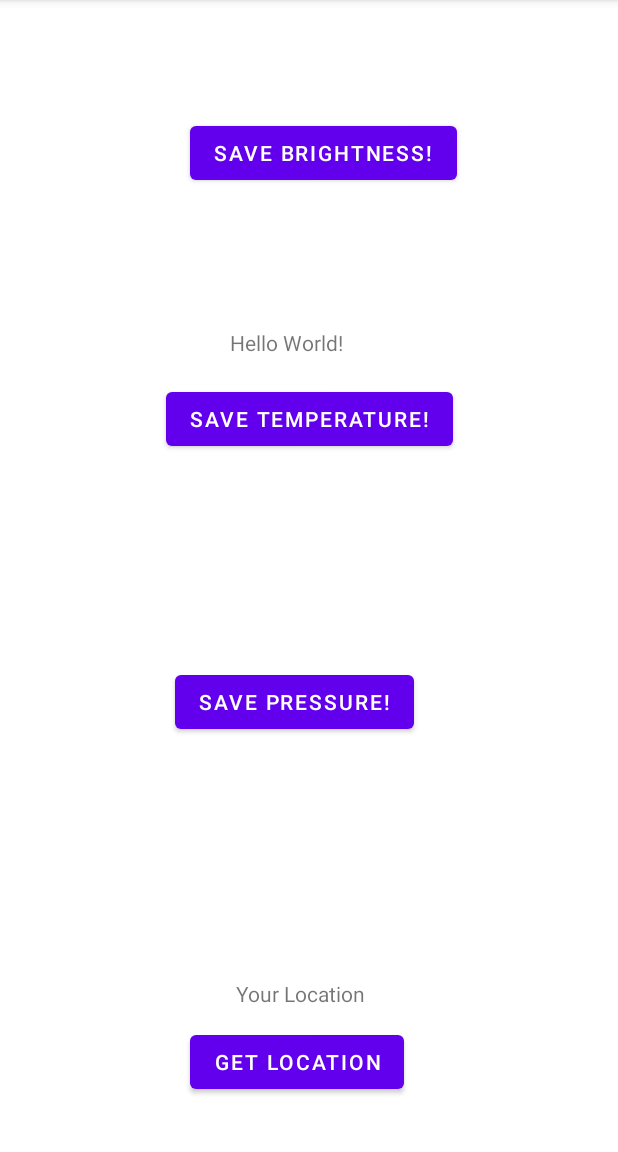
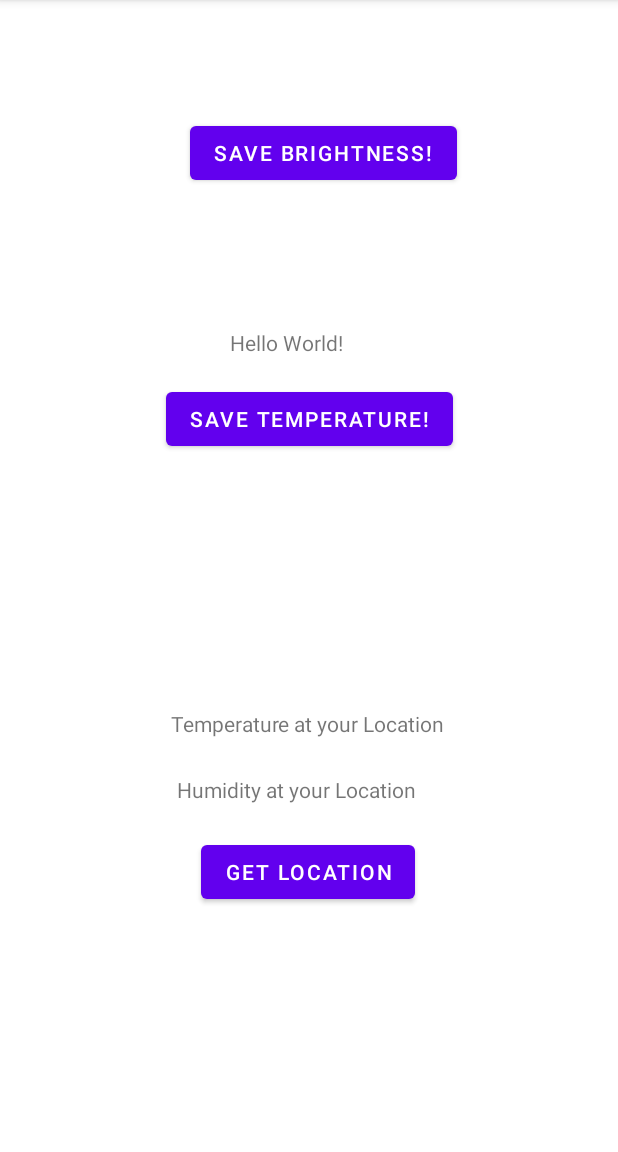
Before and after one commit to alwayscommit/urban-computing-app, an Android app: the screen it shows after launch (MainActivity), on a phone screen of 412 x 824 dp, the part 84-1236 px from its top. Run offline under Robolectric (Android 15) with nearby library versions, the phone set to English and light mode, and no system bars; our stand-ins replace Firebase (no records; nobody signed in at launch, a user with empty details on screens opened directly), Volley; 1 statement that could not run was skipped.

```diff
--- a/UrbanComputingApp/app/src/main/java/com/example/urbancomputingapp/MainActivity.java
+++ b/UrbanComputingApp/app/src/main/java/com/example/urbancomputingapp/MainActivity.java
@@ -12,7 +12,7 @@ import android.location.Location;
 import android.net.Uri;
 import android.os.Build;
 import android.os.Bundle;
-import android.view.View;
+import android.os.Handler;
 import android.widget.Button;
 import android.widget.TextView;
 
@@ -23,8 +23,6 @@ import androidx.core.app.ActivityCompat;
 
 import com.android.volley.Request;
 import com.android.volley.RequestQueue;
-import com.android.volley.Response;
-import com.android.volley.VolleyError;
 import com.android.volley.toolbox.StringRequest;
 import com.android.volley.toolbox.Volley;
 import com.example.urbancomputingapp.dao.FirebaseDAO;
@@ -33,83 +31,70 @@ import com.example.urbancomputingapp.model.SensorData;
 import com.google.android.gms.location.FusedLocationProviderClient;
 import com.google.android.gms.location.LocationServices;
 
+import org.json.JSONException;
+import org.json.JSONObject;
+
 import java.io.FileNotFoundException;
 import java.io.IOException;
 import java.io.OutputStream;
 import java.time.LocalDateTime;
 import java.util.ArrayList;
-import java.util.Calendar;
 import java.util.List;
 
+/*
+temperature - 33172002, 33172003,
+brightness - 65541
+ambient light - 5*/
 public class MainActivity extends AppCompatActivity implements SensorEventListener {
 
-    //temperature - 33172002, 33172003,
-    //brightness - 65541
-    //ambient light - 5
-    //baro - 6
+    private static final String CONSUMER_KEY = BuildConfig.CONSUMER_KEY;
+    private static final Integer INTERVAL = BuildConfig.INTERVAL;
     private final List<Float> temperatureList = new ArrayList<Float>();
     private final List<Float> brightnessList = new ArrayList<Float>();
-    private final List<Float> pressureList = new ArrayList<Float>();
+    private final FirebaseDAO firebaseDAO = new FirebaseDAO();
+    private final Handler handler = new Handler();
+    private Runnable runnable;
+    private final int delay = 5000;
     private TextView temperatureText;
-    private TextView pressureText;
     private TextView brightnessText;
     private SensorManager sensorManager;
-    private List<Sensor> mySensors;
     private Button saveTemperature;
-    private Button savePressure;
     private Button saveBrightness;
     private Button locationButton;
-    private TextView locationText;
+    private TextView locationTemperature;
+    private TextView locationHumidity;
     private FusedLocationProviderClient fusedLocationProviderClient;
-    private Calendar c1 = null;
-    private Calendar c2 = null;
-    private int startTime = 0;
-    private int endTime = 0;
-    private FirebaseDAO firebaseDAO = new FirebaseDAO();
-    private static final String CONSUMER_KEY = BuildConfig.CONSUMER_KEY;
-    private static final Integer INTERVAL = BuildConfig.INTERVAL;
 
     @RequiresApi(api = Build.VERSION_CODES.N)
     @Override
     protected void onCreate(Bundle savedInstanceState) {
-        c1 = Calendar.getInstance();
-        startTime = c1.get(Calendar);
-        System.out.println("Start Time 1 :: " + startTime);
         super.onCreate(savedInstanceState);
         setContentView(R.layout.activity_main);
         temperatureText = findViewById(R.id.temperatureText);
-        pressureText = findViewById(R.id.pressureText);
         brightnessText = findViewById(R.id.brightnessText);
         saveTemperature = findViewById(R.id.saveTemperature);
         saveTemperature.setOnClickListener(v -> writeTemperatureToCSV());
         locationButton = findViewById(R.id.locationButton);
-        locationText = findViewById(R.id.locationText);
+        locationTemperature = findViewById(R.id.locationTemperature);
+        locationHumidity = findViewById(R.id.locationHumidity);
         saveBrightness = findViewById(R.id.saveBrightness);
         saveBrightness.setOnClickListener(v -> writeBrightnessToCSV());
 
-        savePressure = findViewById(R.id.savePressure);
-        savePressure.setOnClickListener(v -> writePressureToCSV());
-
         sensorManager = (SensorManager) getSystemService(Context.SENSOR_SERVICE);
-//        mySensors = sensorManager.getSensorList(Sensor.TYPE_ALL);
 
         fusedLocationProviderClient = LocationServices.getFusedLocationProviderClient(this);
-        locationButton.setOnClickListener(new View.OnClickListener() {
-            @RequiresApi(api = Build.VERSION_CODES.O)
-            @Override
-            public void onClick(View v) {
-//                if (ActivityCompat.checkSelfPermission(MainActivity.this, Manifest.permission.ACCESS_FINE_LOCATION) == PackageManager.PERMISSION_GRANTED) {
+        locationButton.setOnClickListener(v -> {
             if (ActivityCompat.checkSelfPermission(MainActivity.this, Manifest.permission.ACCESS_FINE_LOCATION) != PackageManager.PERMISSION_GRANTED && ActivityCompat.checkSelfPermission(MainActivity.this, Manifest.permission.ACCESS_COARSE_LOCATION) != PackageManager.PERMISSION_GRANTED) {
                 ActivityCompat.requestPermissions(MainActivity.this, new String[]{Manifest.permission.ACCESS_FINE_LOCATION}, 44);
             } else {
                 fusedLocationProviderClient.getLastLocation().addOnCompleteListener(task -> {
                     Location location = task.getResult();
                     if (location != null) {
+                        if (Build.VERSION.SDK_INT >= Build.VERSION_CODES.O) {
                             getLocationData(location.getLatitude(), location.getLongitude());
-//                          locationText.setText("Latitude: " + location.getLatitude() + "Longitude: " + location.getLongitude());
+                        }
                     }
                 });
-                }
             }
         });
     }
@@ -117,36 +102,44 @@ public class MainActivity extends AppCompatActivity implements SensorEventListen
     @RequiresApi(api = Build.VERSION_CODES.O)
     private void getLocationData(Double latitude, Double longitude) {
         RequestQueue queue = Volley.newRequestQueue(this);
-        String url ="https://api.openweathermap.org/data/2.5/weather?units=metric&lat="+latitude+"&lon="+longitude+"&appid="+CONSUMER_KEY;
+        String url = "https://api.openweathermap.org/data/2.5/weather?units=metric&lat=" + latitude + "&lon=" + longitude + "&appid=" + CONSUMER_KEY;
         StringRequest stringRequest = new StringRequest(Request.Method.GET, url,
                 response -> {
+                    try {
+                        LocationData locationData = parseJSON(response);
+                        firebaseDAO.recordLocationData(locationData);
+                        locationHumidity.setText("Humidity: " + locationData.getLocationHumidity());
+                        locationTemperature.setText("Temperature: " + locationData.getLocationTemperature());
+                    } catch (JSONException e) {
+                        e.printStackTrace();
+                    }
+                }, error -> locationTemperature.setText("That didn't work!"));
+        queue.add(stringRequest);
+    }
+
+    @RequiresApi(api = Build.VERSION_CODES.O)
+    private LocationData parseJSON(String response) throws JSONException {
         LocationData locationData = new LocationData();
+        JSONObject locationJSON = new JSONObject(response);
+        JSONObject main = locationJSON.getJSONObject("main");
+        Double temperature = main.getDouble("temp");
+        Double humidity = main.getDouble("humidity");
+        locationData.setLocationHumidity(humidity.toString());
+        locationData.setLocationTemperature(temperature.toString());
         locationData.setDateTime(LocalDateTime.now().toString());
-                    locationData.setLocationData(response);
-                    firebaseDAO.recordLocationData(locationData);
-                    locationText.setText("Response is: "+ response.toString());
-                }, error -> locationText.setText("That didn't work!"));
-        queue.add(stringRequest);
+        return locationData;
     }
 
     @RequiresApi(api = Build.VERSION_CODES.O)
     @Override
     public void onSensorChanged(SensorEvent event) {
         Sensor sensor = event.sensor;
-        //phone temp
         if (sensor.getType() == 33172003) {
             temperatureText.setText(String.valueOf(event.values[0]));
             temperatureList.add(event.values[0]);
-            if (createEntry()) {
-                recordSensorData();
-            }
-            //ambient light
-        } else if (sensor.getType() == INTERVAL) {
+        } else if (sensor.getType() == 5) {
             brightnessText.setText(String.valueOf(event.values[0]));
             brightnessList.add(event.values[0]);
-            if (createEntry()) {
-                recordSensorData();
-            }
         }
     }
 
@@ -159,31 +152,18 @@ public class MainActivity extends AppCompatActivity implements SensorEventListen
         firebaseDAO.recordSensorData(sensorData);
     }
 
-    private Boolean createEntry() {
-        c2 = Calendar.getInstance();
-        endTime = c2.get(Calendar.SECOND);
-        System.out.println("Start time: " + startTime);
-        System.out.println("End time: " + endTime);
-        int secondsElapsed = endTime - startTime;
-        System.out.println(secondsElapsed);
-        if (secondsElapsed == 5) {
-            c1 = Calendar.getInstance();
-            startTime = c1.get(Calendar.SECOND);
-            System.out.println("New start time::" + startTime);
-            endTime = 0;
-            return true;
-        } else {
-            return false;
-        }
-    }
-
     @Override
     public void onAccuracyChanged(Sensor sensor, int accuracy) {
 
     }
 
+    @RequiresApi(api = Build.VERSION_CODES.O)
     @Override
     protected void onResume() {
+        handler.postDelayed(runnable = () -> {
+            handler.postDelayed(runnable, delay);
+            recordSensorData();
+        }, delay);
         super.onResume();
         sensorManager.registerListener(this, sensorManager.getDefaultSensor(33172003), 30000000);
         sensorManager.registerListener(this, sensorManager.getDefaultSensor(6), 30000000);
@@ -204,20 +184,12 @@ public class MainActivity extends AppCompatActivity implements SensorEventListen
         startActivityForResult(intent, 1);
     }
 
-    private void writePressureToCSV() {
-        Intent intent = new Intent(Intent.ACTION_CREATE_DOCUMENT);
-        intent.addCategory(Intent.CATEGORY_OPENABLE);
-        intent.setType("text/comma-separated-values");
-        intent.putExtra(Intent.EXTRA_TITLE, "Pressure.csv");
-        startActivityForResult(intent, 2);
-    }
-
     private void writeBrightnessToCSV() {
         Intent intent = new Intent(Intent.ACTION_CREATE_DOCUMENT);
         intent.addCategory(Intent.CATEGORY_OPENABLE);
         intent.setType("text/comma-separated-values");
         intent.putExtra(Intent.EXTRA_TITLE, "Brightness.csv");
-        startActivityForResult(intent, 3);
+        startActivityForResult(intent, 2);
     }
 
     @Override
@@ -248,26 +220,6 @@ public class MainActivity extends AppCompatActivity implements SensorEventListen
                 try {
                     Uri uri = data.getData();
                     OutputStream os = getContentResolver().openOutputStream(uri);
-                    os.write("Pressure,".getBytes());
-                    os.write(System.getProperty("line.separator").getBytes());
-                    for (Float temp : pressureList) {
-                        os.write((temp.toString() + ",").getBytes());
-                        os.write(System.getProperty("line.separator").getBytes());
-                    }
-                    os.close();
-                } catch (FileNotFoundException e) {
-                    e.printStackTrace();
-                } catch (IOException e) {
-                    e.printStackTrace();
-                }
-            }
-        }
-
-        if (requestCode == 3) {
-            if (resultCode == RESULT_OK) {
-                try {
-                    Uri uri = data.getData();
-                    OutputStream os = getContentResolver().openOutputStream(uri);
                     os.write("Brightness,".getBytes());
                     os.write(System.getProperty("line.separator").getBytes());
                     for (Float temp : brightnessList) {
--- a/UrbanComputingApp/app/src/main/res/layout/activity_main.xml
+++ b/UrbanComputingApp/app/src/main/res/layout/activity_main.xml
@@ -18,17 +18,6 @@
         app:layout_constraintTop_toTopOf="parent"
         app:layout_constraintVertical_bias="0.292" />
 
-
-    <TextView
-        android:id="@+id/pressureText"
-        android:layout_width="12dp"
-        android:layout_height="21dp"
-        app:layout_constraintBottom_toBottomOf="parent"
-        app:layout_constraintHorizontal_bias="0.491"
-        app:layout_constraintLeft_toLeftOf="parent"
-        app:layout_constraintRight_toRightOf="parent"
-        app:layout_constraintTop_toTopOf="parent"
-        app:layout_constraintVertical_bias="0.553" />
 
     <TextView
         android:id="@+id/brightnessText"
@@ -67,38 +56,36 @@
         tools:ignore="MissingConstraints" />
 
     <Button
-        android:id="@+id/savePressure"
-        android:layout_width="wrap_content"
-        android:layout_height="wrap_content"
-        android:text="Save Pressure!"
-        app:layout_constraintBottom_toBottomOf="parent"
-        app:layout_constraintHorizontal_bias="0.462"
-        app:layout_constraintLeft_toLeftOf="parent"
-        app:layout_constraintRight_toRightOf="parent"
-        app:layout_constraintTop_toTopOf="parent"
-        app:layout_constraintVertical_bias="0.617"
-        tools:ignore="MissingConstraints" />
-
-    <Button
         android:id="@+id/locationButton"
         android:layout_width="wrap_content"
         android:layout_height="wrap_content"
         android:text="Get Location"
         app:layout_constraintBottom_toBottomOf="parent"
-        app:layout_constraintHorizontal_bias="0.471"
+        app:layout_constraintHorizontal_bias="0.498"
         app:layout_constraintLeft_toLeftOf="parent"
         app:layout_constraintRight_toRightOf="parent"
         app:layout_constraintTop_toTopOf="parent"
-        app:layout_constraintVertical_bias="0.95" />
+        app:layout_constraintVertical_bias="0.774" />
 
     <TextView
-        android:id="@+id/locationText"
+        android:id="@+id/locationHumidity"
         android:layout_width="wrap_content"
         android:layout_height="wrap_content"
-        android:layout_marginBottom="96dp"
-        android:text="Your Location"
+        android:layout_marginBottom="232dp"
+        android:text="Humidity at your Location"
         app:layout_constraintBottom_toBottomOf="parent"
-        app:layout_constraintHorizontal_bias="0.484"
+        app:layout_constraintHorizontal_bias="0.466"
+        app:layout_constraintLeft_toLeftOf="parent"
+        app:layout_constraintRight_toRightOf="parent" />
+
+    <TextView
+        android:id="@+id/locationTemperature"
+        android:layout_width="wrap_content"
+        android:layout_height="wrap_content"
+        android:layout_marginBottom="276dp"
+        android:text="Temperature at your Location"
+        app:layout_constraintBottom_toBottomOf="parent"
+        app:layout_constraintHorizontal_bias="0.497"
         app:layout_constraintLeft_toLeftOf="parent"
         app:layout_constraintRight_toRightOf="parent" />
 
```
Also changed, not shown: UrbanComputingApp/app/src/main/java/com/example/urbancomputingapp/model/LocationData.java (+14 -5 lines). Lines whose indentation alone changed are shown as unchanged.
